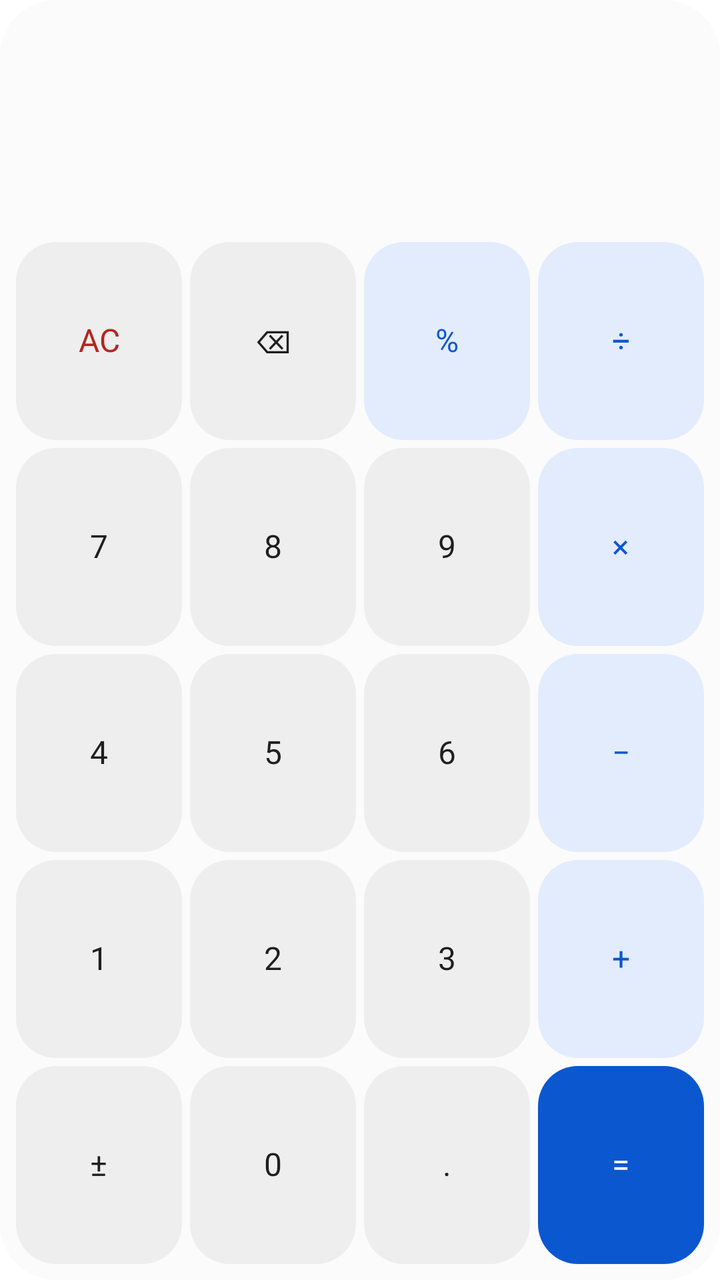
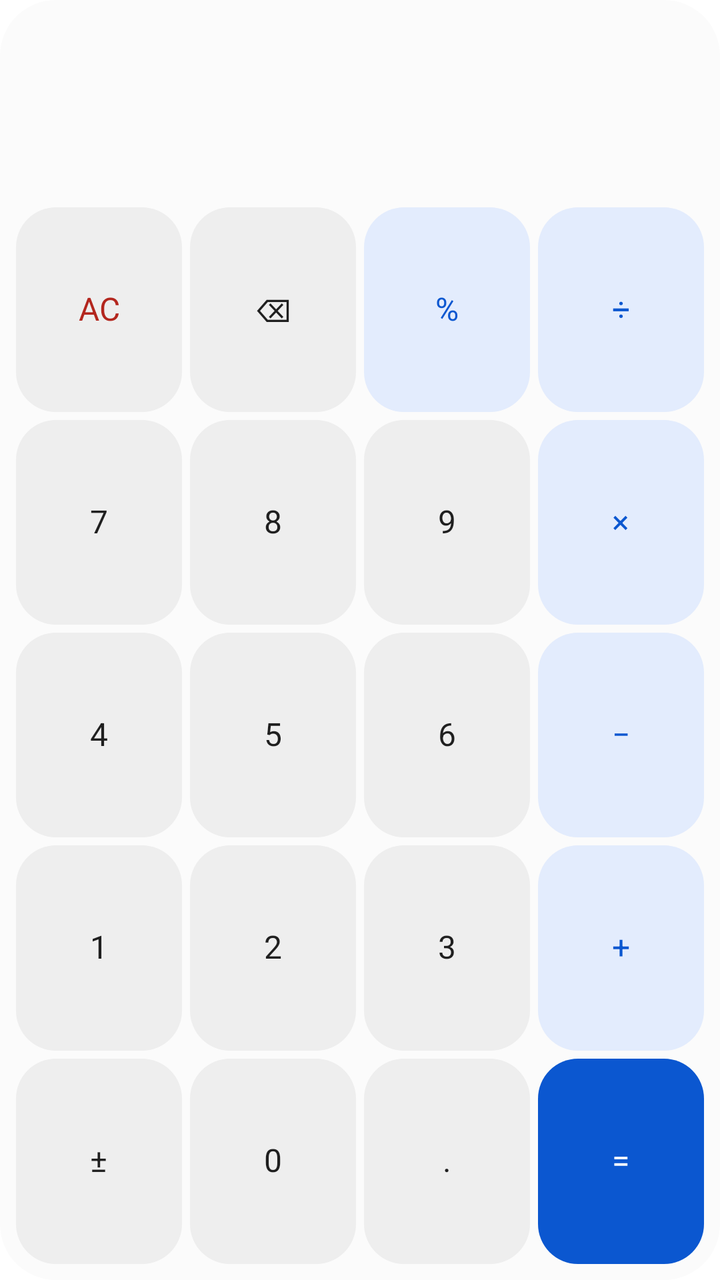

An Android layout rendered at two revisions. The XML below is the earlier revision; the diff shows what the commit changed to produce the second picture.
<!-- AndroidManifest.xml: application theme Theme.Calculator -->
<!-- res/layout/widget_calculator.xml -->
<?xml version="1.0" encoding="utf-8"?>
<LinearLayout xmlns:android="http://schemas.android.com/apk/res/android"
    android:layout_width="match_parent"
    android:layout_height="match_parent"
    android:orientation="vertical"
    android:background="@drawable/widget_background"
    android:padding="6dp">

    <LinearLayout
        android:id="@+id/wDisplayArea"
        android:layout_width="match_parent"
        android:layout_height="0dp"
        android:layout_weight="1.1"
        android:orientation="vertical"
        android:gravity="end|center_vertical"
        android:paddingHorizontal="6dp">

        <TextView
            android:id="@+id/wFormula"
            android:layout_width="wrap_content"
            android:layout_height="wrap_content"
            android:maxLines="1"
            android:ellipsize="start"
            android:textColor="@color/widget_display_text"
            android:textSize="20sp" />

        <TextView
            android:id="@+id/wResult"
            android:layout_width="wrap_content"
            android:layout_height="wrap_content"
            android:maxLines="1"
            android:ellipsize="start"
            android:textColor="@color/widget_result_text"
            android:textSize="14sp" />
    </LinearLayout>

    <LinearLayout style="@style/WidgetRow">
        <Button android:id="@+id/wKeyClear" style="@style/WidgetKey"
            android:text="@string/key_clear"
            android:textColor="@color/widget_key_clear_text" />
        <Button android:id="@+id/wKeyDelete" style="@style/WidgetKey"
            android:text="@string/key_delete" />
        <Button android:id="@+id/wKeyPct" style="@style/WidgetKey.Op"
            android:text="@string/key_percent" />
        <Button android:id="@+id/wKeyDiv" style="@style/WidgetKey.Op"
            android:text="@string/key_divide" />
    </LinearLayout>

    <LinearLayout style="@style/WidgetRow">
        <Button android:id="@+id/wKey7" style="@style/WidgetKey" android:text="7" />
        <Button android:id="@+id/wKey8" style="@style/WidgetKey" android:text="8" />
        <Button android:id="@+id/wKey9" style="@style/WidgetKey" android:text="9" />
        <Button android:id="@+id/wKeyMul" style="@style/WidgetKey.Op"
            android:text="@string/key_multiply" />
    </LinearLayout>

    <LinearLayout style="@style/WidgetRow">
        <Button android:id="@+id/wKey4" style="@style/WidgetKey" android:text="4" />
        <Button android:id="@+id/wKey5" style="@style/WidgetKey" android:text="5" />
        <Button android:id="@+id/wKey6" style="@style/WidgetKey" android:text="6" />
        <Button android:id="@+id/wKeySub" style="@style/WidgetKey.Op"
            android:text="@string/key_subtract" />
    </LinearLayout>

    <LinearLayout style="@style/WidgetRow">
        <Button android:id="@+id/wKey1" style="@style/WidgetKey" android:text="1" />
        <Button android:id="@+id/wKey2" style="@style/WidgetKey" android:text="2" />
        <Button android:id="@+id/wKey3" style="@style/WidgetKey" android:text="3" />
        <Button android:id="@+id/wKeyAdd" style="@style/WidgetKey.Op"
            android:text="@string/key_add" />
    </LinearLayout>

    <LinearLayout style="@style/WidgetRow">
        <Button android:id="@+id/wKeyNeg" style="@style/WidgetKey"
            android:text="@string/key_negate" />
        <Button android:id="@+id/wKey0" style="@style/WidgetKey" android:text="0" />
        <Button android:id="@+id/wKeyDot" style="@style/WidgetKey"
            android:text="@string/key_dot" />
        <Button android:id="@+id/wKeyEquals" style="@style/WidgetKey.Equals"
            android:text="@string/key_equals" />
    </LinearLayout>
</LinearLayout>
<!-- resources referenced by this layout -->
<resources>
  <color name="widget_display_text">#1F1F1F</color>
  <color name="widget_key_clear_text">#B3261E</color>
  <color name="widget_result_text">#5F6368</color>
  <!-- drawable widget_background (drawable) -->
  <?xml version="1.0" encoding="utf-8"?>
  <shape xmlns:android="http://schemas.android.com/apk/res/android"
      android:shape="rectangle">
      <solid android:color="@color/widget_bg" />
      <corners android:radius="@android:dimen/system_app_widget_background_radius" />
  </shape>
  <string name="key_add">+</string>
  <string name="key_clear">AC</string>
  <string name="key_delete">⌫</string>
  <string name="key_divide">÷</string>
  <string name="key_dot">.</string>
  <string name="key_equals">=</string>
  <string name="key_multiply">×</string>
  <string name="key_negate">±</string>
  <string name="key_percent">%</string>
  <string name="key_subtract">−</string>
  <style name="WidgetKey.Equals">
          <item name="android:background">@drawable/widget_key_eq</item>
          <item name="android:textColor">@color/widget_key_eq_text</item>
      </style>
  <style name="WidgetKey.Op">
          <item name="android:background">@drawable/widget_key_op</item>
          <item name="android:textColor">@color/widget_key_op_text</item>
      </style>
  <style name="WidgetRow">
          <item name="android:layout_width">match_parent</item>
          <item name="android:layout_height">0dp</item>
          <item name="android:layout_weight">1</item>
          <item name="android:orientation">horizontal</item>
      </style>
  <style name="Theme.Calculator" parent="@android:style/Theme.DeviceDefault.DayNight">
          <item name="android:windowActionBar">false</item>
          <item name="android:windowNoTitle">true</item>
          <item name="android:windowBackground">@color/window_bg</item>
          <item name="android:statusBarColor">@android:color/transparent</item>
          <item name="android:navigationBarColor">@android:color/transparent</item>
          <item name="android:windowLayoutInDisplayCutoutMode">shortEdges</item>
      </style>
  <color name="widget_bg">#FBFBFB</color>
  <!-- drawable widget_key (drawable) -->
  <?xml version="1.0" encoding="utf-8"?>
  <shape xmlns:android="http://schemas.android.com/apk/res/android"
      android:shape="rectangle">
      <solid android:color="@color/widget_key_bg" />
      <corners android:radius="@android:dimen/system_app_widget_inner_radius" />
  </shape>
  <color name="widget_key_text">#1F1F1F</color>
  <!-- drawable widget_key_eq (drawable) -->
  <?xml version="1.0" encoding="utf-8"?>
  <shape xmlns:android="http://schemas.android.com/apk/res/android"
      android:shape="rectangle">
      <solid android:color="@color/widget_key_eq_bg" />
      <corners android:radius="@android:dimen/system_app_widget_inner_radius" />
  </shape>
  <color name="widget_key_eq_text">#FFFFFF</color>
  <!-- drawable widget_key_op (drawable) -->
  <?xml version="1.0" encoding="utf-8"?>
  <shape xmlns:android="http://schemas.android.com/apk/res/android"
      android:shape="rectangle">
      <solid android:color="@color/widget_key_op_bg" />
      <corners android:radius="@android:dimen/system_app_widget_inner_radius" />
  </shape>
  <color name="widget_key_op_text">#0B57D0</color>
  <color name="window_bg">#FFFFFF</color>
  <color name="widget_key_bg">#EEEEEE</color>
  <color name="widget_key_eq_bg">#0B57D0</color>
  <color name="widget_key_op_bg">#E3ECFD</color>
</resources>

<!-- the commit's change to res/layout/widget_calculator.xml (unified diff, before → after) -->
@@ -10,7 +10,7 @@
         android:id="@+id/wDisplayArea"
         android:layout_width="match_parent"
         android:layout_height="0dp"
-        android:layout_weight="1.1"
+        android:layout_weight="0.9"
         android:orientation="vertical"
         android:gravity="end|center_vertical"
         android:paddingHorizontal="6dp">
